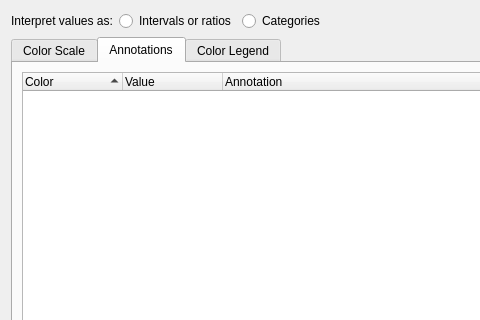
Old version of the form Qt/Components/Resources/UI/pqColorScaleDialog.ui in the repository Kitware/ParaView; both pictures show x 0 to 480 and y 0 to 320 of the 625 by 657 pixel window.
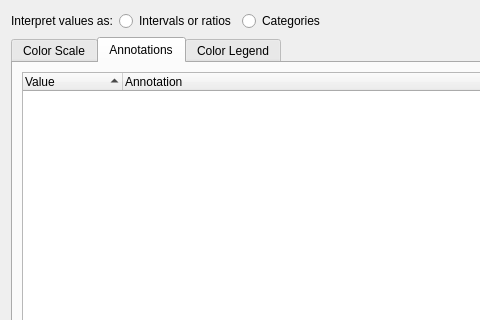
New version of the form. Custom widgets are drawn as their Qt base class.

Commit message:
Eliminate the annotation color column...
... as the color can be indicated as part of the value column.

```diff
--- a/Qt/Components/Resources/UI/pqColorScaleDialog.ui
+++ b/Qt/Components/Resources/UI/pqColorScaleDialog.ui
@@ -470,13 +470,8 @@
           <bool>true</bool>
          </property>
          <property name="columnCount">
-          <number>3</number>
+          <number>2</number>
          </property>
-         <column>
-          <property name="text">
-           <string>Color</string>
-          </property>
-         </column>
          <column>
           <property name="text">
            <string>Value</string>
```
The commit also changes 1 other file.
